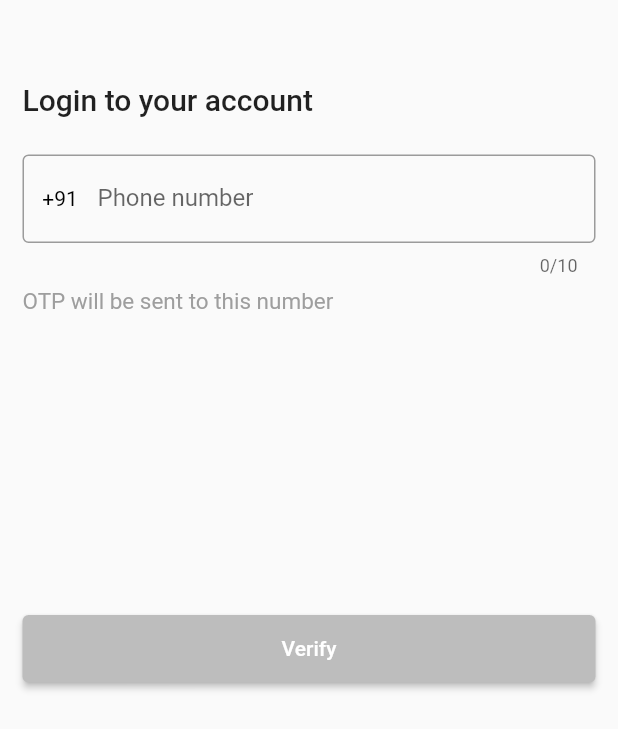
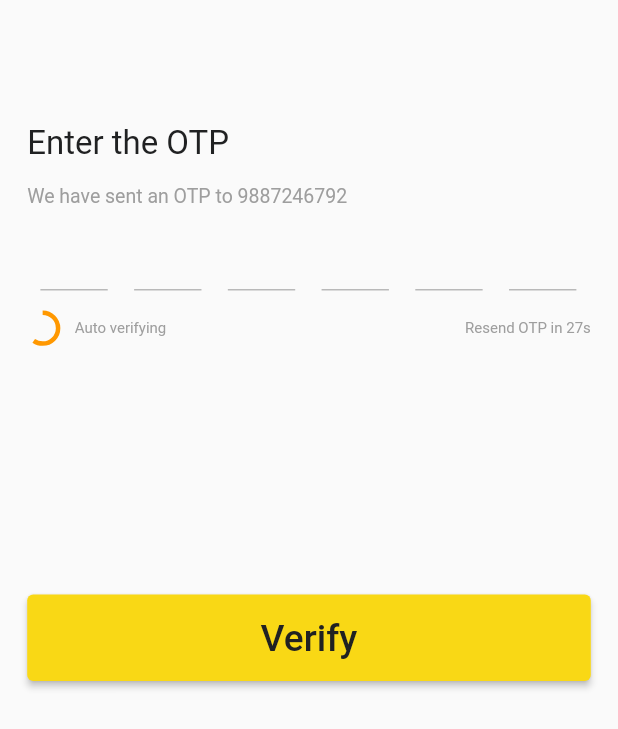
Before and after one commit to bnbrwd/rapido-Flutter, a Flutter app: the screen it shows after launch, after a tap on "Verify", on a phone screen of 412 x 824 dp. Shown: the top 729 px of the screen. Run offline on Flutter 3.47's test engine with Material 2 defaults, Android fonts, the phone set to English and light mode, and no system bars; drawn by our look-alikes of otp_text_field.

Commit message:
auto Layout implemented and OTP screen started

```diff
--- a/rapido_bidds/lib/screens/login_screen.dart
+++ b/rapido_bidds/lib/screens/login_screen.dart
@@ -1,4 +1,5 @@
 import 'package:flutter/material.dart';
+import '../screens/otp_screen.dart';
 
 class LoginScreen extends StatefulWidget {
   @override
@@ -6,6 +7,20 @@ class LoginScreen extends StatefulWidget {
 }
 
 class _LoginScreenState extends State<LoginScreen> {
+  @override
+  void initState() {
+    super.initState();
+    _navigateToLoginScreen();
+  }
+
+  _navigateToLoginScreen() async {
+    await Future.delayed(Duration(seconds: 1), () {});
+    Navigator.pushReplacement(
+        context, MaterialPageRoute(builder: (context) => OTPScreen()));
+  }
+
+  var size, height, width, statusBarHeight;
+
   final _textEditController = TextEditingController();
 
   var _colorItem = false;
@@ -24,13 +39,15 @@ class _LoginScreenState extends State<LoginScreen> {
 
   @override
   Widget build(BuildContext context) {
+    statusBarHeight = MediaQuery.of(context).viewPadding.top;
+    // getting the size of the window
+    size = MediaQuery.of(context).size;
+    height = size.height;
+    width = size.width;
     return MaterialApp(
       home: Scaffold(
-        // appBar: AppBar(
-        //   title: Text('hello'),
-        // ),
         body: Padding(
-          padding: EdgeInsets.all(15),
+          padding: const EdgeInsets.all(16.0),
           child: Column(
             crossAxisAlignment: CrossAxisAlignment.start,
             children: <Widget>[
@@ -46,7 +63,7 @@ class _LoginScreenState extends State<LoginScreen> {
                     // initialValue: '+91',
                     onChanged: (_) => _checkValidation(),
                     controller: _textEditController,
-                    maxLength: 10,
+                    // maxLength: 10,
                     decoration: InputDecoration(
                       prefixIcon: SizedBox(
                         width: 50,
@@ -76,7 +93,7 @@ class _LoginScreenState extends State<LoginScreen> {
               SizedBox(height: 200),
               SizedBox(
                 width: double.infinity,
-                height: 45,
+                height: 48,
                 child: ElevatedButton(
                   style: ButtonStyle(
                     backgroundColor: _colorItem
--- /dev/null
+++ b/rapido_bidds/lib/screens/otp_screen.dart
@@ -0,0 +1,194 @@
+import 'package:flutter/material.dart';
+import 'package:otp_text_field/otp_text_field.dart';
+import 'package:otp_text_field/style.dart';
+
+class OTPScreen extends StatefulWidget {
+  @override
+  State<OTPScreen> createState() => _OTPScreenState();
+}
+
+class _OTPScreenState extends State<OTPScreen> with TickerProviderStateMixin {
+// logic to validate otp return [null] when success else error [String]
+  // Future<String> validateOtp(String otp) async {
+  //   await Future.delayed(Duration(milliseconds: 2000));
+  //   if (otp == "1234") {
+  //     return null;
+  //   } else {
+  //     return "The entered Otp is wrong";
+  //   }
+  // }
+
+  // action to be performed after OTP validation is success
+  // void moveToNextScreen(context) {
+  //   Navigator.push(context, MaterialPageRoute(
+  //       builder: (context) => SuccessfulOtpScreen()));
+  // }
+
+  var mobileNumber = '9887246792';
+  var time = '27';
+
+  var size, height, width, statusBarHeight;
+  AnimationController controller;
+  @override
+  void initState() {
+    controller = AnimationController(
+      vsync: this,
+      duration: const Duration(seconds: 5),
+    )..addListener(() {
+        setState(() {});
+      });
+    controller.repeat(reverse: true);
+    super.initState();
+  }
+
+  @override
+  void dispose() {
+    controller.dispose();
+    super.dispose();
+  }
+
+  @override
+  Widget build(BuildContext context) {
+    statusBarHeight = MediaQuery.of(context).viewPadding.top;
+    // getting the size of the window
+    size = MediaQuery.of(context).size;
+    height = size.height;
+    width = size.width;
+
+    return Scaffold(
+      body: SingleChildScrollView(
+        child: Container(
+          margin: EdgeInsets.only(
+            left: width * 0.044,
+            right: width * 0.044,
+            top: height * 0.10,
+          ),
+          // height: height * 0.075,
+          // width: width * 0.91,
+          child: Column(
+            children: <Widget>[
+              Align(
+                alignment: Alignment.centerLeft,
+                child: Text(
+                  'Enter the OTP',
+                  style: TextStyle(
+                    color: Color.fromRGBO(32, 33, 34, 1),
+                    fontSize: 22,
+                  ),
+                ),
+              ),
+              SizedBox(height: height * 0.018),
+              Align(
+                alignment: Alignment.centerLeft,
+                child: Text(
+                  'We have sent an OTP to ${mobileNumber}',
+                  style: TextStyle(
+                    color: Color.fromRGBO(158, 158, 158, 1),
+                    fontSize: 13,
+                  ),
+                ),
+              ),
+              SizedBox(height: height * 0.009),
+              Align(
+                alignment: Alignment.centerLeft,
+                child: OTPTextField(
+                  length: 6,
+                  width: width * 0.91,
+                  fieldWidth: width * 0.109,
+                  style: TextStyle(fontSize: 17),
+                  textFieldAlignment: MainAxisAlignment.spaceAround,
+                  fieldStyle: FieldStyle.underline,
+                  onCompleted: (pin) {
+                    print("Completed: " + pin);
+                  },
+                ),
+              ),
+              SizedBox(height: height * 0.018),
+              Row(
+                mainAxisAlignment: MainAxisAlignment.spaceBetween,
+                children: <Widget>[
+                  Row(
+                    children: [
+                      Container(
+                        height: height * 0.025,
+                        width: width * 0.050,
+                        child: CircularProgressIndicator(
+                          value: controller.value,
+                          valueColor:
+                              AlwaysStoppedAnimation<Color>(Colors.orange),
+                          semanticsLabel: 'Linear progress indicator',
+                          strokeWidth: 3,
+                        ),
+                      ),
+                      SizedBox(
+                        width: width * 0.027,
+                      ),
+                      Container(
+                        child: Text(
+                          'Auto verifying',
+                          style: TextStyle(
+                            color: Color.fromRGBO(158, 158, 158, 1),
+                            fontSize: 10,
+                          ),
+                        ),
+                      ),
+                    ],
+                  ),
+                  Text(
+                    'Resend OTP in ${time}s',
+                    style: TextStyle(
+                      color: Color.fromRGBO(158, 158, 158, 1),
+                      fontSize: 10,
+                    ),
+                    textAlign: TextAlign.end,
+                  ),
+                ],
+              ),
+              SizedBox(height: height * 0.203),
+              SizedBox(
+                width: double.infinity,
+                height: height * 0.07,
+                child: ElevatedButton(
+                  style: ButtonStyle(
+                    backgroundColor: MaterialStateProperty.all(
+                        Color.fromRGBO(249, 216, 21, 1)),
+                    foregroundColor: MaterialStateProperty.all(
+                        Color.fromRGBO(32, 33, 34, 1)),
+                  ),
+                  child: Text(
+                    'Verify',
+                    style: TextStyle(fontSize: height * 0.03),
+                  ),
+                  onPressed: () {},
+                ),
+              ),
+            ],
+          ),
+        ),
+      ),
+    );
+  }
+}
+
+/*
+return MaterialApp(
+      debugShowCheckedModeBanner: false,
+      // initialize the OTP screen by passing validation logic and route callback
+      home: OtpScreen.withGradientBackground(
+        topColor: Colors.white,
+        bottomColor: Color(0xFF753a88),
+        otpLength: 4,
+        validateOtp: validateOtp,
+        routeCallback: moveToNextScreen,
+        themeColor: Colors.white,
+        titleColor: Colors.white,
+        title: "Phone Number Verification",
+        subTitle: "Enter the code sent to \n +919876543210",
+        icon: Image.asset(
+          'assets/image/rapido_Logo.png',
+          fit: BoxFit.fill,
+        ),
+      ),
+    );
+
+    */
--- a/rapido_bidds/lib/screens/splash_screen.dart
+++ b/rapido_bidds/lib/screens/splash_screen.dart
@@ -14,47 +14,59 @@ class _SplachScreenState extends State<SplachScreen> {
   }
 
   _navigateToLoginScreen() async {
-    await Future.delayed(Duration(seconds: 3), () {});
+    await Future.delayed(Duration(seconds: 1), () {});
     Navigator.pushReplacement(
         context, MaterialPageRoute(builder: (context) => LoginScreen()));
   }
+  var size, height, width, statusBarHeight;
 
   @override
   Widget build(BuildContext context) {
+
+    statusBarHeight = MediaQuery.of(context).viewPadding.top;
+    // getting the size of the window
+    size = MediaQuery.of(context).size;
+    height = size.height;
+    width = size.width;
+
     return Scaffold(
-      // appBar: AppBar(
-      //   title: Text('hello'),
-      // ),
-      body: Center(
-        child: Column(
-          mainAxisAlignment: MainAxisAlignment.start,
+      body: Column(
         children: <Widget>[
-            SizedBox(height: 50),
-            ClipRRect(
+          Container(
+            margin: EdgeInsets.only(
+              left: width * 0.22,
+              right: width * 0.22,
+              top: height * 0.085,
+            ),
+            child: ClipRRect(
               borderRadius: BorderRadius.circular(20),
-              child: Container(
-                height: 200,
-                width: 200,
               child: Image.asset(
                 'assets/image/cross.png',
+                height: height * 0.32,
+                width: width * 0.55,
                 fit: BoxFit.cover,
               ),
             ),
           ),
-            SizedBox(height: 50),
-            Image.asset(
+          SizedBox(height: height * 0.068),
+          Container(
+            margin: EdgeInsets.only(
+              left: width * 0.166,
+              right: width * 0.166,
+            ),
+            child: Image.asset(
               'assets/image/rapido_Logo.png',
               fit: BoxFit.cover,
             ),
-            SizedBox(height: 20),
-            // Image.asset(
-            //   'assets/image/verify.png',
-            //   fit: BoxFit.cover,
-            // ),
-            Text('Splash screen with logo',
-                style: Theme.of(context).textTheme.headline6),
+          ),
+          Container(
+            margin: EdgeInsets.only(
+              left: width * 0.166,
+              right: width * 0.166,
+              top: height * 0.068,
+            ),
+          ),
         ],
-        ),
       ),
     );
   }
--- a/rapido_bidds/pubspec.yaml
+++ b/rapido_bidds/pubspec.yaml
@@ -19,6 +19,10 @@ environment:
 dependencies:
   flutter:
     sdk: flutter
+  google_fonts: ^2.2.0
+  otp_screen: ^0.0.3
+  otp_text_field: ^1.1.1
+  circular_countdown_timer: ^0.2.0
   # The following adds the Cupertino Icons font to your application.
   # Use with the CupertinoIcons class for iOS style icons.
   cupertino_icons: ^1.0.2
```
Also changed, not shown: rapido_bidds/pubspec.lock, 3 other files. Lines whose indentation alone changed are shown as unchanged.
